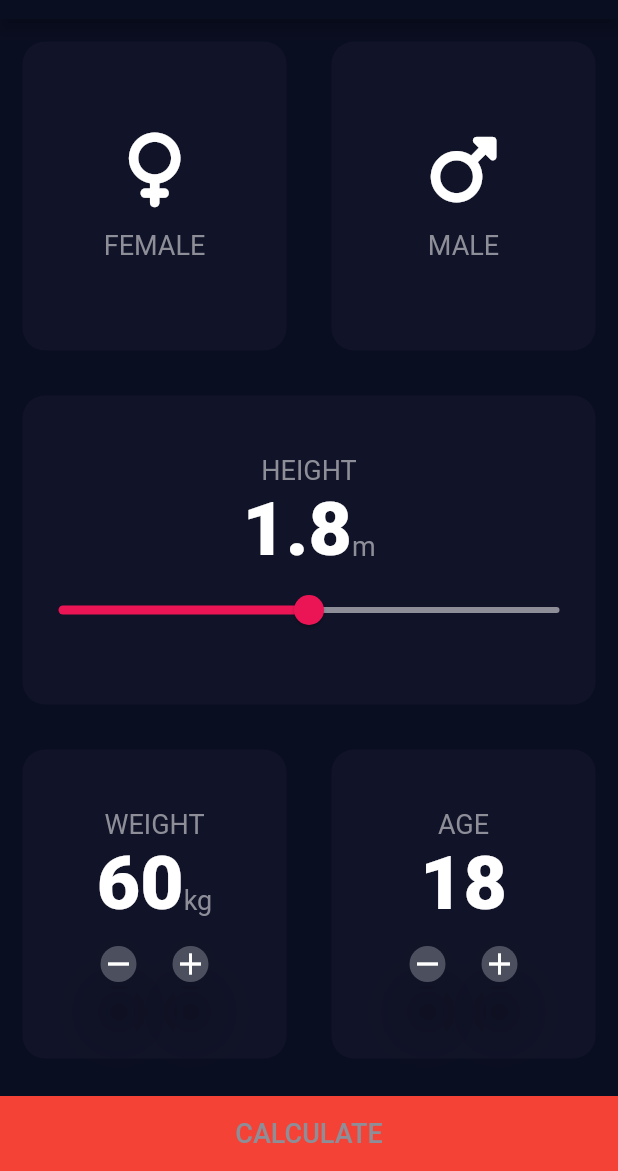
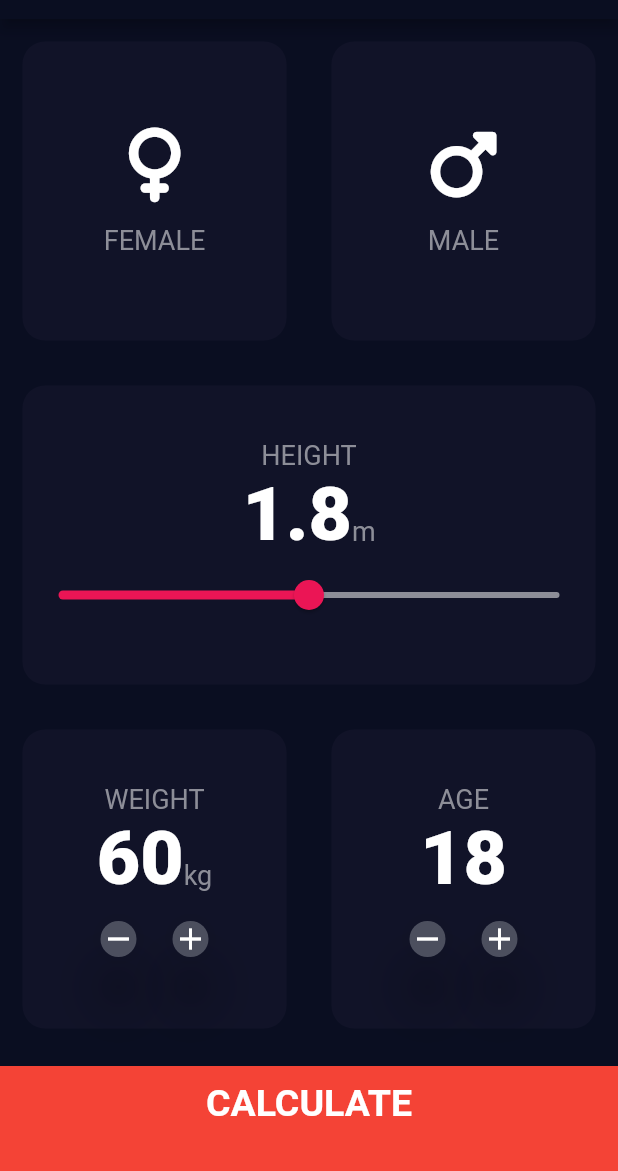
Before and after one commit to CarlosGarciaWeb/bmicalcflutter, a Flutter app: the screen it shows after launch, on a phone screen of 412 x 824 dp, the part 65-1236 px from its top. Run offline on Flutter 3.47's test engine with Material 2 defaults, Android fonts, the phone set to English and light mode, and no system bars; our stand-ins replace font_awesome_flutter.

Commit message:
refactor and create folders for components and screens. Also create structure of results page and allow user to go back to input screen

```diff
--- /dev/null
+++ b/lib/components/bottom_container.dart
@@ -0,0 +1,33 @@
+import 'package:flutter/material.dart';
+import 'package:bmicalculator/constants.dart';
+
+class BottomContainer extends StatelessWidget {
+  const BottomContainer({
+    super.key,
+    required this.bottomLabel,
+    required this.route,
+  });
+
+  final String bottomLabel;
+  final String route;
+
+  @override
+  Widget build(BuildContext context) {
+    return Container(
+      color: bottomColor,
+      margin: const EdgeInsets.only(top: 10.0),
+      height: 70.0,
+      padding: const EdgeInsets.only(bottom: 20.0),
+      child: Center(
+        child: TextButton(
+            onPressed: () {
+              Navigator.pushNamed(context, route);
+            },
+            child: Text(
+              bottomLabel,
+              style: kLargeButtonTextStyle,
+            )),
+      ),
+    );
+  }
+}
--- a/lib/constants.dart
+++ b/lib/constants.dart
@@ -7,3 +7,8 @@ const bottomColor = Colors.red;
 const labelStyle = TextStyle(fontSize: 18.0, color: Color(0xFF8D8E98));
 const numStyle =
     TextStyle(fontSize: 50.0, color: Colors.white, fontWeight: FontWeight.w900);
+const kLargeButtonTextStyle =
+    TextStyle(fontSize: 25.0, fontWeight: FontWeight.bold, color: Colors.white);
+
+const kResultsHeaderStyle =
+    TextStyle(fontWeight: FontWeight.bold, color: Colors.green, fontSize: 18.0);
--- a/lib/main.dart
+++ b/lib/main.dart
@@ -1,6 +1,6 @@
-import 'package:bmicalculator/results_page.dart';
+import 'package:bmicalculator/screens/results_page.dart';
 import 'package:flutter/material.dart';
-import 'package:bmicalculator/input_page.dart';
+import 'package:bmicalculator/screens/input_page.dart';
 
 void main() {
   runApp(const BMICalculator());
--- a/lib/input_page.dart
+++ b/lib/screens/input_page.dart
@@ -1,10 +1,9 @@
-import 'dart:ffi';
-
 import 'package:flutter/material.dart';
 import 'package:font_awesome_flutter/font_awesome_flutter.dart';
-import 'package:bmicalculator/reusable_card.dart';
-import 'package:bmicalculator/card_icons.dart';
+import 'package:bmicalculator/components/reusable_card.dart';
+import 'package:bmicalculator/components/card_icons.dart';
 import 'package:bmicalculator/constants.dart';
+import 'package:bmicalculator/components/bottom_container.dart';
 
 enum Gender { female, male }
 
@@ -207,20 +206,11 @@ class _InputPageState extends State<InputPage> {
                 ],
               ),
             ),
-            Container(
-              color: bottomColor,
-              margin: const EdgeInsets.only(top: 10.0),
-              height: 50.0,
-              child: Center(
-                child: TextButton(
-                    onPressed: () {
-                      Navigator.pushNamed(context, '/results');
-                    },
-                    child: const Text(
-                      'CALCULATE',
-                      style: labelStyle,
-                    )),
-              ),
+            const BottomContainer(
+              bottomLabel: 'CALCULATE',
+              route:
+                '/results'
+              ,
             ),
           ],
         ),
```
Also changed, not shown: lib/results_page.dart (deleted, +0 -15 lines), lib/screens/results_page.dart (added, +47 -0 lines), lib/components/card_icons.dart (renamed from lib/card_icons.dart), lib/components/reusable_card.dart (renamed from lib/reusable_card.dart).
